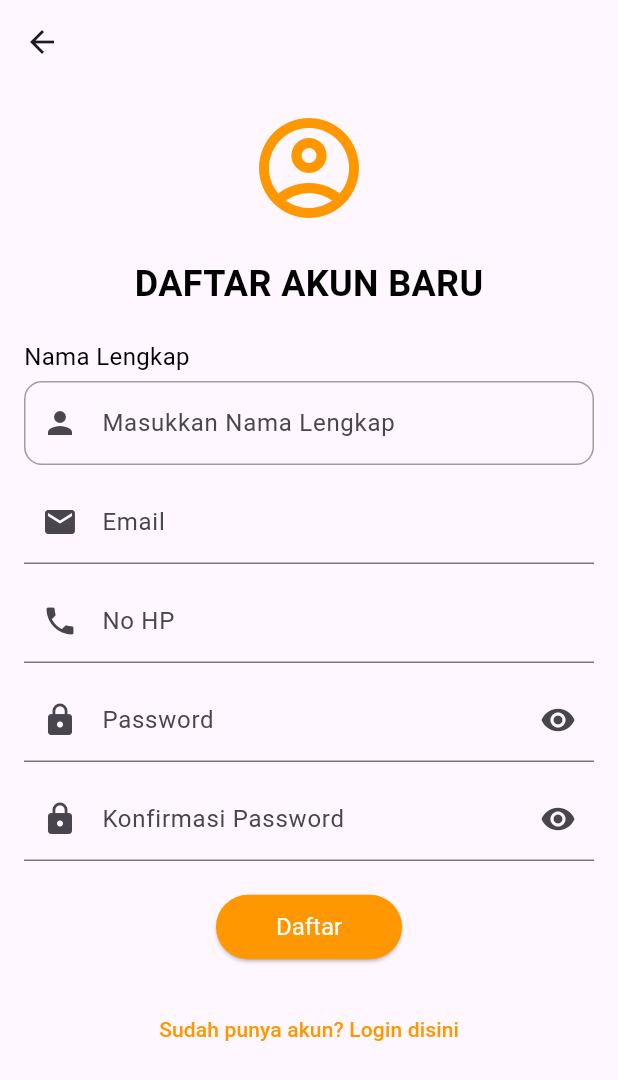
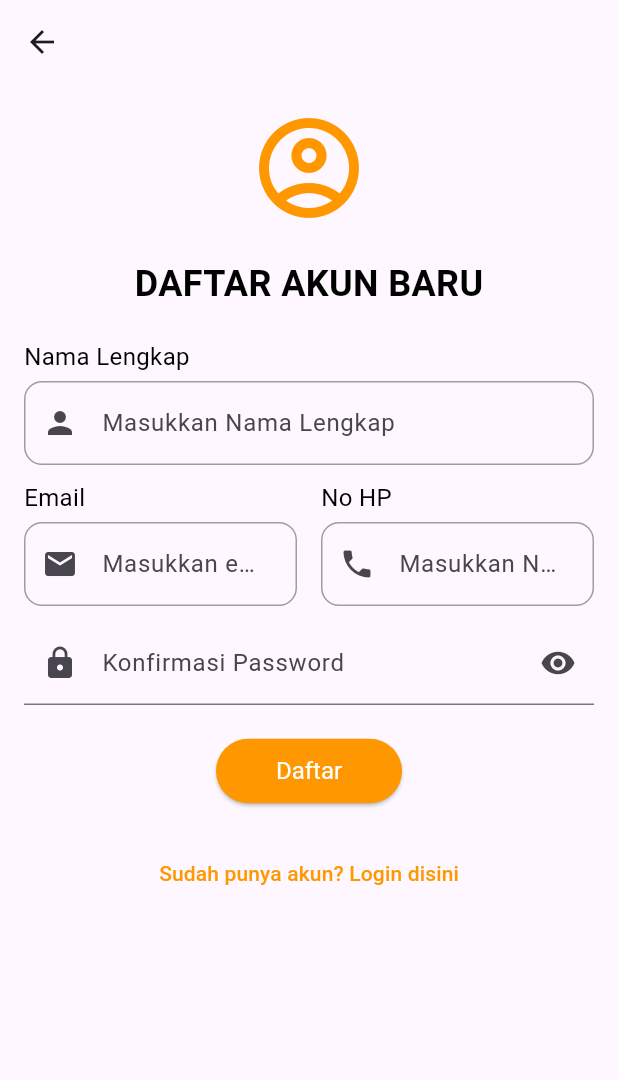
Before and after one commit to azzamaflah/20220140110_UCP1Flutter, a Flutter app: the RegisterPage screen opened directly, on a phone screen of 412 x 824 dp. Shown: the top 1080 px of the screen. Run offline on Flutter 3.47's test engine with Material 3 defaults, Android fonts, the phone set to English and light mode, and no system bars.

Commit message:
membuat baris email dan no hp

```diff
--- a/lib/RegisterPage.dart
+++ b/lib/RegisterPage.dart
@@ -50,15 +50,13 @@ class _RegisterPageState extends State<RegisterPage> {
   @override
   Widget build(BuildContext context) {
     return Scaffold(
-      appBar: AppBar(
-      ),
+      appBar: AppBar(),
       body: SingleChildScrollView(
         padding: const EdgeInsets.all(16.0),
         child: Form(
           key: _formKey,
           child: Column(
             children: [
-
               Icon(
                 Icons.account_circle_outlined,
                 size: 80.0,
@@ -113,11 +111,42 @@ class _RegisterPageState extends State<RegisterPage> {
               ),
               const SizedBox(height: 10),
 
+              Row(
+                children: [
+                  // Email
+                  Expanded(
+                    child: Padding(
+                      padding: const EdgeInsets.only(right: 8.0),
+                      child: Column(
+                        crossAxisAlignment: CrossAxisAlignment.start,
+                        children: [
+                          const Text(
+                            'Email',
+                            style: TextStyle(fontSize: 16, color: Colors.black),
+                          ),
+                          const SizedBox(height: 5),
                           TextFormField(
                             controller: emailController,
-                decoration: const InputDecoration(
-                  labelText: 'Email',
-                  prefixIcon: Icon(Icons.email),
+                            decoration: InputDecoration(
+                              prefixIcon: const Icon(Icons.email),
+                              hintText: 'Masukkan email Anda',
+                              border: OutlineInputBorder(
+                                borderRadius: BorderRadius.circular(12.0),
+                              ),
+                              focusedBorder: OutlineInputBorder(
+                                borderRadius: BorderRadius.circular(12.0),
+                                borderSide: const BorderSide(
+                                  color: Colors.orange,
+                                  width: 2,
+                                ),
+                              ),
+                              enabledBorder: OutlineInputBorder(
+                                borderRadius: BorderRadius.circular(12.0),
+                                borderSide: const BorderSide(
+                                  color: Colors.grey,
+                                  width: 1,
+                                ),
+                              ),
                             ),
                             validator: (value) {
                               if (value == null || value.isEmpty) {
@@ -126,13 +155,44 @@ class _RegisterPageState extends State<RegisterPage> {
                               return null;
                             },
                           ),
-              const SizedBox(height: 10),
-
+                        ],
+                      ),
+                    ),
+                  ),
+                  // No HP
+                  Expanded(
+                    child: Padding(
+                      padding: const EdgeInsets.only(left: 8.0),
+                      child: Column(
+                        crossAxisAlignment: CrossAxisAlignment.start,
+                        children: [
+                          const Text(
+                            'No HP',
+                            style: TextStyle(fontSize: 16, color: Colors.black),
+                          ),
+                          const SizedBox(height: 5),
                           TextFormField(
                             controller: phoneController,
-                decoration: const InputDecoration(
-                  labelText: 'No HP',
-                  prefixIcon: Icon(Icons.phone),
+                            decoration: InputDecoration(
+                              prefixIcon: const Icon(Icons.phone),
+                              hintText: 'Masukkan No HP Anda',
+                              border: OutlineInputBorder(
+                                borderRadius: BorderRadius.circular(12.0),
+                              ),
+                              focusedBorder: OutlineInputBorder(
+                                borderRadius: BorderRadius.circular(12.0),
+                                borderSide: const BorderSide(
+                                  color: Colors.orange,
+                                  width: 2,
+                                ),
+                              ),
+                              enabledBorder: OutlineInputBorder(
+                                borderRadius: BorderRadius.circular(12.0),
+                                borderSide: const BorderSide(
+                                  color: Colors.grey,
+                                  width: 1,
+                                ),
+                              ),
                             ),
                             validator: (value) {
                               if (value == null || value.isEmpty) {
@@ -141,25 +201,11 @@ class _RegisterPageState extends State<RegisterPage> {
                               return null;
                             },
                           ),
-              const SizedBox(height: 10),
-
-              TextFormField(
-                controller: passwordController,
-                decoration: const InputDecoration(
-                  labelText: 'Password',
-                  prefixIcon: Icon(Icons.lock),
-                  suffixIcon: IconButton(
-                    icon: Icon(Icons.visibility),
-                    onPressed: null,
+                        ],
                       ),
                     ),
-                obscureText: true,
-                validator: (value) {
-                  if (value == null || value.isEmpty) {
-                    return 'Password tidak boleh kosong';
-                  }
-                  return null;
-                },
+                  ),
+                ],
               ),
               const SizedBox(height: 10),
 
```
Lines whose indentation alone changed are shown as unchanged.
